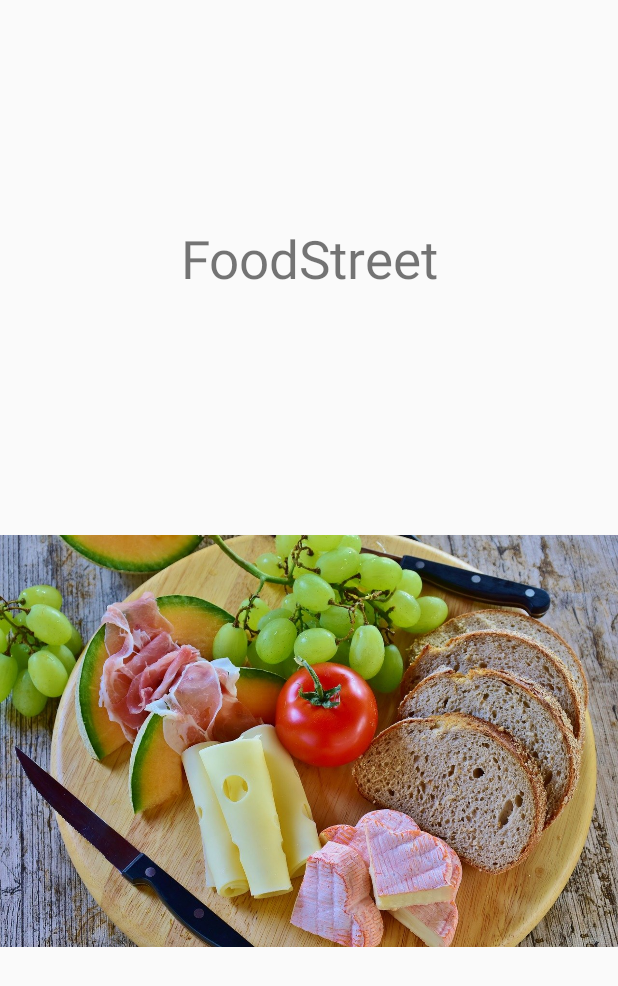
After one commit to hrlee0424/FoodStreet, an Android app: the layout activity_splash.xml on its own in the app's theme, with its tools: preview values and no code run, on a phone screen of 412 x 824 dp. The commit adds this screen. Shown: the top 986 px of the screen. Run offline under Robolectric (Android 15) with nearby library versions, the phone set to English and light mode, and no system bars.

Commit message:
스플래시 화면 & 애니메이션 적용

```diff
--- a/app/src/main/res/layout/activity_join.xml
+++ b/app/src/main/res/layout/activity_join.xml
@@ -17,7 +17,7 @@
             android:id="@+id/join_email"
             android:layout_width="350dp"
             android:layout_height="wrap_content"
-            android:hint="ID"
+            android:hint="E-mail"
             android:textSize="20sp"/>
 
         <EditText
--- a/app/src/main/res/layout/activity_login.xml
+++ b/app/src/main/res/layout/activity_login.xml
@@ -18,7 +18,7 @@
             android:id="@+id/login_email"
             android:layout_width="350dp"
             android:layout_height="wrap_content"
-            android:hint="ID"
+            android:hint="E-mail"
             android:textSize="20sp"/>
 
         <EditText
--- /dev/null
+++ b/app/src/main/res/layout/activity_splash.xml
@@ -0,0 +1,32 @@
+<?xml version="1.0" encoding="utf-8"?>
+<androidx.constraintlayout.widget.ConstraintLayout xmlns:android="http://schemas.android.com/apk/res/android"
+    xmlns:app="http://schemas.android.com/apk/res-auto"
+    xmlns:tools="http://schemas.android.com/tools"
+    android:layout_width="match_parent"
+    android:layout_height="match_parent"
+    tools:context=".activity.SplashActivity">
+
+    <TextView
+        android:id="@+id/textView3"
+        android:layout_width="wrap_content"
+        android:layout_height="wrap_content"
+        android:text="FoodStreet"
+        android:textSize="35sp"
+        app:layout_constraintBottom_toTopOf="@+id/imageView"
+        app:layout_constraintEnd_toEndOf="parent"
+        app:layout_constraintStart_toStartOf="parent"
+        app:layout_constraintTop_toTopOf="parent" />
+
+    <ImageView
+        android:id="@+id/imageView"
+        android:layout_width="wrap_content"
+        android:layout_height="300dp"
+        android:layout_marginBottom="180dp"
+        android:src="@drawable/food"
+        app:layout_constraintBottom_toBottomOf="parent"
+        app:layout_constraintEnd_toEndOf="parent"
+        app:layout_constraintHorizontal_bias="0.0"
+        app:layout_constraintStart_toStartOf="parent" />
+
+
+</androidx.constraintlayout.widget.ConstraintLayout>
--- a/app/src/main/res/layout/main_recyclerview.xml
+++ b/app/src/main/res/layout/main_recyclerview.xml
@@ -33,7 +33,6 @@
                 app:tabIndicatorColor="@android:color/black"/>
         </LinearLayout>
 
-
         <androidx.viewpager.widget.ViewPager
             android:id="@+id/frag_viewpager"
             android:layout_width="match_parent"
--- a/app/src/main/res/values/styles.xml
+++ b/app/src/main/res/values/styles.xml
@@ -7,6 +7,9 @@
         <item name="colorPrimaryDark">@color/stateBar</item>
         <!-- 타이틀바-->
         <item name="colorPrimary" tools:ignore="DuplicateDefinition">@color/titleBar</item>
+
+        <item name="android:windowDisablePreview">true</item>
+
     </style>
 
 </resources>
```
Also changed, not shown: app/src/main/AndroidManifest.xml (+11 -8 lines), app/src/main/java/hyerim/my/foodstreet/activity/MainActivity.java (+25 -3 lines), app/src/main/java/hyerim/my/foodstreet/activity/SplashActivity.java (added, +52 -0 lines), app/src/main/res/anim/anim_down.xml (added, +11 -0 lines), app/src/main/res/anim/anim_up.xml (added, +13 -0 lines), app/src/main/res/anim/imageplash.xml (added, +11 -0 lines), app/src/main/res/anim/textsplash.xml (added, +16 -0 lines), app/src/main/res/drawable-v24/food.jpg (added).
